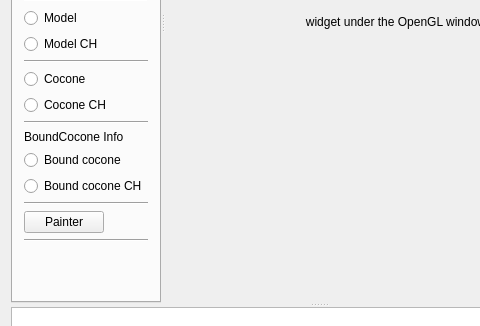
Old version of the form src/ui/main_window.ui in the repository cppd/math; both pictures show x 0 to 480 and y 290 to 616 of the 638 by 727 pixel window.
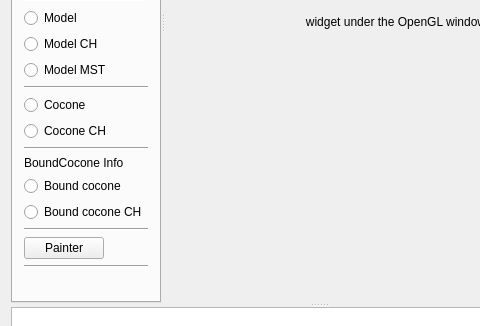
New version of the form. Custom widgets are drawn as their Qt base class.

What changed in the file:
```diff
--- a/src/ui/main_window.ui
+++ b/src/ui/main_window.ui
@@ -242,6 +242,13 @@
             </property>
            </widget>
           </item>
+          <item>
+           <widget class="QRadioButton" name="radioButton_ModelMST">
+            <property name="text">
+             <string>Model MST</string>
+            </property>
+           </widget>
+          </item>
           <item>
            <widget class="Line" name="line_10">
             <property name="orientation">
```
